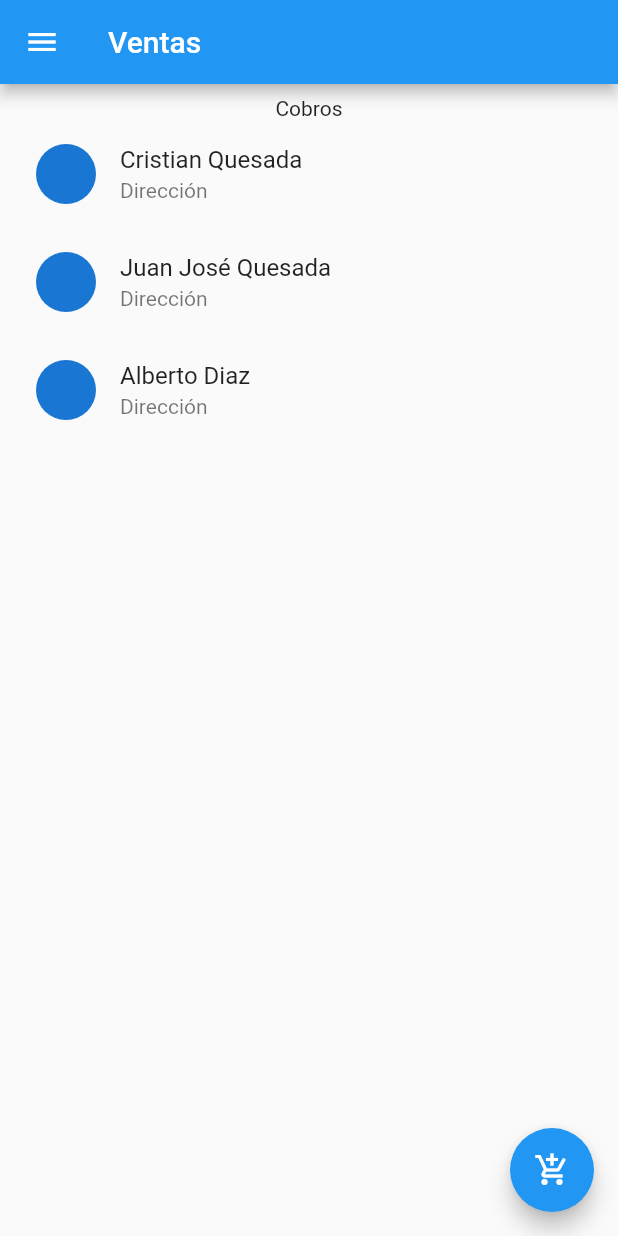
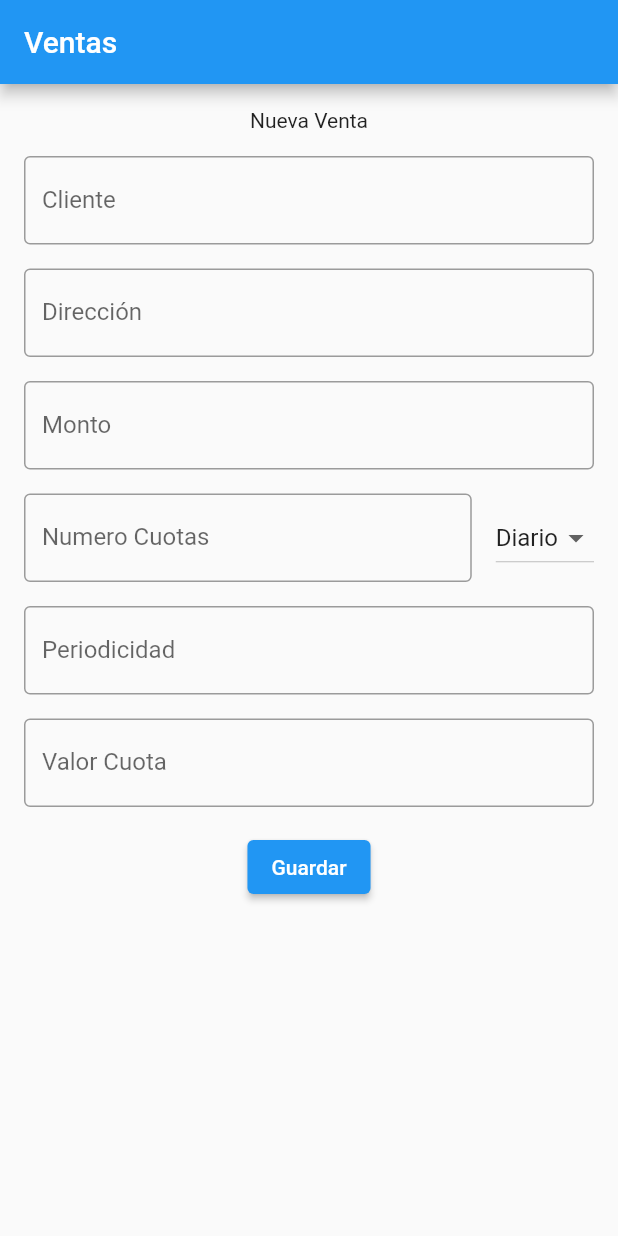
Before and after one commit to coscristian/Sales-App, a Flutter app: the screen it shows after launch, on a phone screen of 412 x 824 dp. Run offline on Flutter 3.47's test engine with Material 2 defaults, Android fonts, the light colour scheme and no system bars.

Commit message:
Sale page finished

```diff
--- /dev/null
+++ b/lib/app.dart
@@ -0,0 +1,17 @@
+import 'package:flutter/material.dart';
+import 'package:flutter/widgets.dart';
+
+import 'pages/new_sale.dart';
+import 'pages/payments.dart';
+
+class MyApp extends StatelessWidget {
+  const MyApp({super.key});
+
+  @override
+  Widget build(BuildContext context) {
+    return const MaterialApp(
+      title: "Ventas a domicilio",
+      home: NewSalePage(),
+    );
+  }
+}
--- a/lib/main.dart
+++ b/lib/main.dart
@@ -1,7 +1,6 @@
 import 'package:flutter/material.dart';
-import 'pages/payments.dart';
-import 'pages/login.dart';
+import 'package:ventas/app.dart';
 
 void main() {
-  runApp(const MaterialApp(title: "Ventas a domicilio", home: PaymentsPage()));
+  runApp(const MyApp());
 }
--- /dev/null
+++ b/lib/pages/new_sale.dart
@@ -0,0 +1,94 @@
+import 'package:flutter/material.dart';
+
+class NewSalePage extends StatelessWidget {
+  const NewSalePage({super.key});
+
+  @override
+  Widget build(BuildContext context) {
+    return Scaffold(
+      appBar: AppBar(
+        title: const Text("Ventas"),
+      ),
+      body: SingleChildScrollView(
+        child: Padding(
+          padding: const EdgeInsets.all(16.0),
+          child: Column(children: <Widget>[
+            const Text("Nueva Venta"),
+            const SizedBox(
+              height: 16,
+            ),
+            const TextField(
+              decoration: InputDecoration(
+                border: OutlineInputBorder(),
+                labelText: 'Cliente',
+              ),
+            ),
+            const SizedBox(
+              height: 16,
+            ),
+            const TextField(
+              decoration: InputDecoration(
+                border: OutlineInputBorder(),
+                labelText: 'Dirección',
+              ),
+            ),
+            const SizedBox(
+              height: 16,
+            ),
+            const TextField(
+              decoration: InputDecoration(
+                border: OutlineInputBorder(),
+                labelText: 'Monto',
+              ),
+            ),
+            const SizedBox(
+              height: 16,
+            ),
+            Row(
+              children: [
+                const Expanded(
+                  child: TextField(
+                    decoration: InputDecoration(
+                      border: OutlineInputBorder(),
+                      labelText: 'Numero Cuotas',
+                    ),
+                  ),
+                ),
+                const SizedBox(
+                  width: 16,
+                ),
+                DropdownButton(items: const [
+                  DropdownMenuItem(
+                    child: Text("Diario"),
+                  ),
+                ], onChanged: (value) {}),
+              ],
+            ),
+            const SizedBox(
+              height: 16,
+            ),
+            const TextField(
+              decoration: InputDecoration(
+                border: OutlineInputBorder(),
+                labelText: 'Periodicidad',
+              ),
+            ),
+            const SizedBox(
+              height: 16,
+            ),
+            const TextField(
+              decoration: InputDecoration(
+                border: OutlineInputBorder(),
+                labelText: 'Valor Cuota',
+              ),
+            ),
+            const SizedBox(
+              height: 16,
+            ),
+            ElevatedButton(onPressed: () {}, child: const Text("Guardar")),
+          ]),
+        ),
+      ),
+    );
+  }
+}
```
